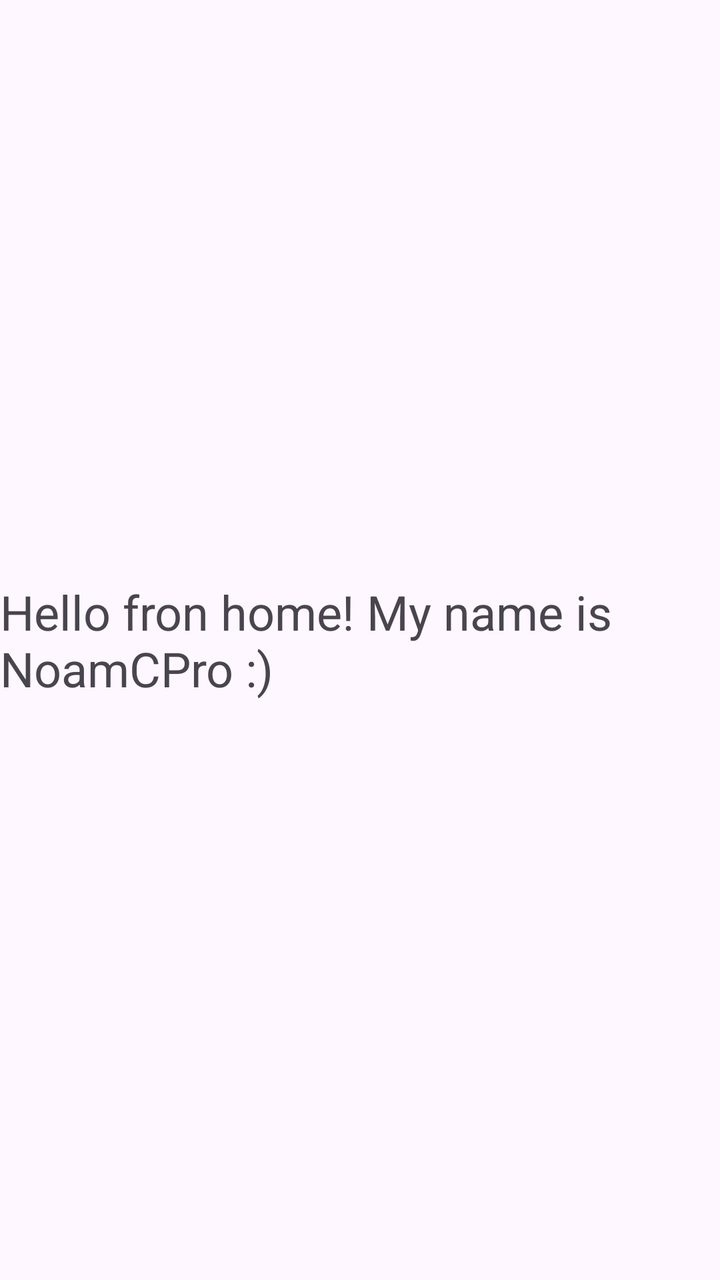
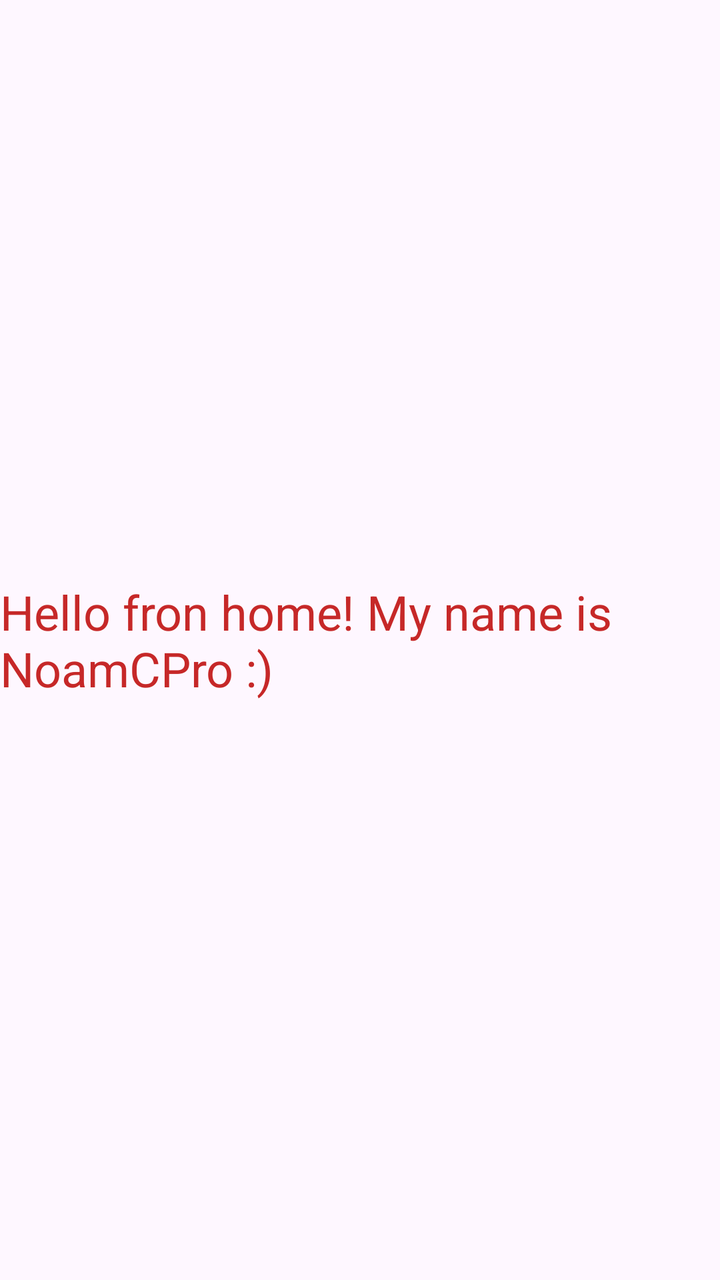

Compare the two renders of this Android layout. The source of the first and the diff that turns it into the second are given below.
<!-- AndroidManifest.xml: application theme Theme.HelloGit -->
<!-- res/layout/activity_main.xml -->
<?xml version="1.0" encoding="utf-8"?>
<androidx.constraintlayout.widget.ConstraintLayout xmlns:android="http://schemas.android.com/apk/res/android"
    xmlns:app="http://schemas.android.com/apk/res-auto"
    xmlns:tools="http://schemas.android.com/tools"
    android:id="@+id/main"
    android:layout_width="match_parent"
    android:layout_height="match_parent"
    tools:context=".MainActivity">

    <TextView
        android:layout_width="wrap_content"
        android:layout_height="wrap_content"
        android:text="Hello fron home! My name is NoamCPro :)"
        android:textSize="24sp"
        app:layout_constraintBottom_toBottomOf="parent"
        app:layout_constraintEnd_toEndOf="parent"
        app:layout_constraintStart_toStartOf="parent"
        app:layout_constraintTop_toTopOf="parent" />

</androidx.constraintlayout.widget.ConstraintLayout>
<!-- resources referenced by this layout -->
<resources>
  <style name="Theme.HelloGit" parent="Base.Theme.HelloGit" />
  <style name="Base.Theme.HelloGit" parent="Theme.Material3.DayNight.NoActionBar">
          
          
      </style>
</resources>

<!-- the commit's change to res/layout/activity_main.xml (unified diff, before → after) -->
@@ -15,6 +15,7 @@
         app:layout_constraintBottom_toBottomOf="parent"
         app:layout_constraintEnd_toEndOf="parent"
         app:layout_constraintStart_toStartOf="parent"
-        app:layout_constraintTop_toTopOf="parent" />
+        app:layout_constraintTop_toTopOf="parent"
+        android:textColor="#C62828"/>
 
 </androidx.constraintlayout.widget.ConstraintLayout>
